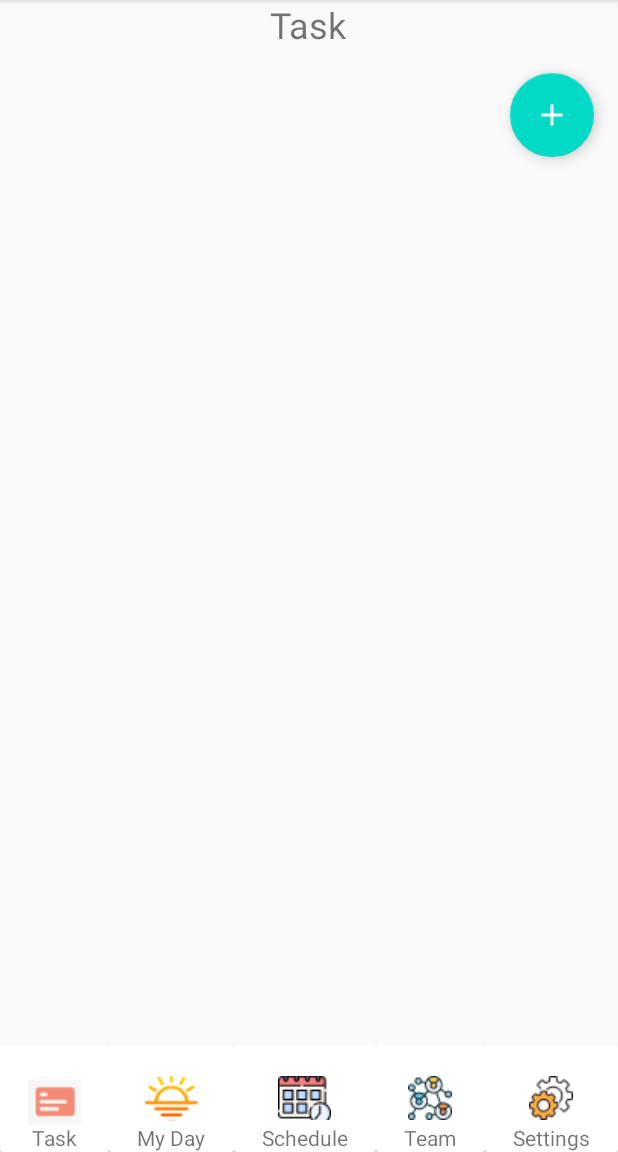
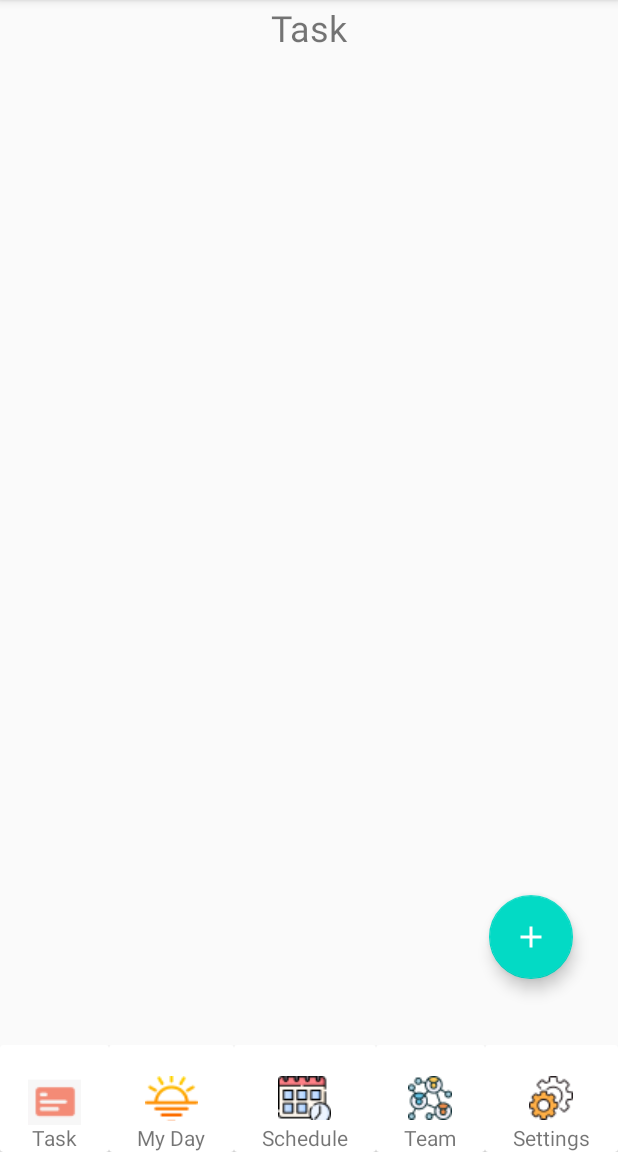
Before and after one commit to valentinavera/dothings, an Android app: the TaskFragment screen opened directly, with no data from a screen before it, on a phone screen of 412 x 824 dp, the part 84-1236 px from its top. Run offline under Robolectric (Android 15) with nearby library versions, the phone set to English and light mode, and no system bars; our stand-ins replace Firebase (no records; nobody signed in at launch, a user with empty details on screens opened directly).

Commit message:
se arregla fragment_task.xml

```diff
--- a/app/src/main/res/layout/fragment_task.xml
+++ b/app/src/main/res/layout/fragment_task.xml
@@ -1,56 +1,49 @@
 <?xml version="1.0" encoding="utf-8"?>
-<LinearLayout xmlns:android="http://schemas.android.com/apk/res/android"
+<androidx.constraintlayout.widget.ConstraintLayout xmlns:android="http://schemas.android.com/apk/res/android"
     xmlns:app="http://schemas.android.com/apk/res-auto"
     xmlns:tools="http://schemas.android.com/tools"
     android:layout_width="match_parent"
     android:layout_height="match_parent"
-    android:orientation="vertical"
     tools:context=".TaskFragment">
-
 
     <TextView
         android:id="@+id/viewTask"
-        android:layout_width="287dp"
-        android:layout_height="wrap_content"
-        android:layout_gravity="top|center"
-        android:baselineAligned="true"
+        android:layout_width="match_parent"
+        android:layout_height="32dp"
+        android:layout_marginTop="2dp"
         android:text="@string/task"
         android:textAlignment="center"
         android:textSize="24sp"
-        android:visibility="visible"
         app:layout_constraintBottom_toBottomOf="parent"
         app:layout_constraintEnd_toEndOf="parent"
-        app:layout_constraintHorizontal_bias="0.076"
+        app:layout_constraintHorizontal_bias="0.0"
         app:layout_constraintStart_toStartOf="parent"
         app:layout_constraintTop_toTopOf="parent"
-        app:layout_constraintVertical_bias="0.039" />
-
-    <LinearLayout
-        android:id="@+id/LinearLayoutTask"
-        android:layout_width="match_parent"
-        android:layout_height="wrap_content"
-        android:orientation="vertical">
+        app:layout_constraintVertical_bias="0.0" />
 
     <com.google.android.material.floatingactionbutton.FloatingActionButton
         android:id="@+id/floating_button_Dialog"
         android:layout_width="wrap_content"
         android:layout_height="wrap_content"
-            android:layout_gravity="bottom|end"
-            android:layout_margin="16dp"
         android:contentDescription="@string/fab_content_desc"
-            android:src="@drawable/ic_baseline_add_24" />
+        android:src="@drawable/ic_baseline_add_24"
+        app:layout_constraintBottom_toBottomOf="parent"
+        app:layout_constraintEnd_toEndOf="parent"
+        app:layout_constraintHorizontal_bias="0.915"
+        app:layout_constraintStart_toStartOf="parent"
+        app:layout_constraintTop_toTopOf="parent"
+        app:layout_constraintVertical_bias="0.931" />
 
     <androidx.recyclerview.widget.RecyclerView
         android:id="@+id/recyclerViewTareas"
         android:layout_width="match_parent"
-            android:layout_height="match_parent"
-            app:layout_constraintBottom_toBottomOf="parent"
+        android:layout_height="wrap_content"
+        app:layout_constraintBottom_toTopOf="@+id/floating_button_Dialog"
         app:layout_constraintEnd_toEndOf="parent"
+        app:layout_constraintHorizontal_bias="0.0"
         app:layout_constraintStart_toStartOf="parent"
-            app:layout_constraintTop_toTopOf="parent" />
-
-    </LinearLayout>
+        app:layout_constraintTop_toBottomOf="@id/viewTask"
+        app:layout_constraintVertical_bias="0.0" />
 
 
-
-</LinearLayout>
+</androidx.constraintlayout.widget.ConstraintLayout>
--- a/app/src/main/res/values/styles.xml
+++ b/app/src/main/res/values/styles.xml
@@ -7,4 +7,6 @@
         <item name="colorAccent">@color/colorAccent</item>
     </style>
 
+    <style name="ConstrainLayout" />
+
 </resources>
```
Lines whose indentation alone changed are shown as unchanged.
